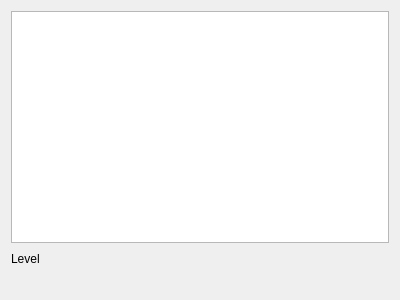
Texas-C/Chromatic-cute, file forms/CPuzzleWidget.ui: the form before one commit.
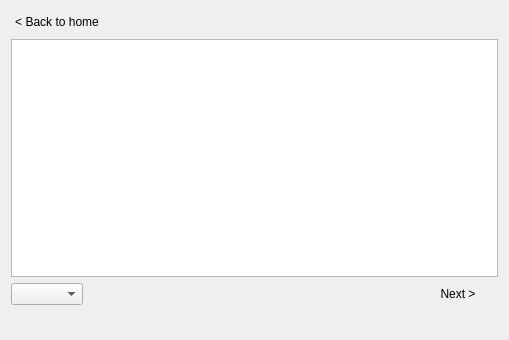
The form after the commit.

What changed in the file:
```diff
--- a/forms/CPuzzleWidget.ui
+++ b/forms/CPuzzleWidget.ui
@@ -6,8 +6,8 @@
    <rect>
     <x>0</x>
     <y>0</y>
-    <width>400</width>
-    <height>300</height>
+    <width>509</width>
+    <height>340</height>
    </rect>
   </property>
   <property name="minimumSize">
@@ -20,14 +20,42 @@
    <string>Form</string>
   </property>
   <layout class="QGridLayout" name="gridLayout">
-   <item row="3" column="0" colspan="3">
+   <property name="bottomMargin">
+    <number>9</number>
+   </property>
+   <property name="spacing">
+    <number>6</number>
+   </property>
+   <item row="3" column="0">
     <widget class="QLabel" name="m_puzzle_name_label">
+     <property name="font">
+      <font>
+       <family>Noto Sans</family>
+       <pointsize>8</pointsize>
+       <weight>50</weight>
+       <italic>false</italic>
+       <bold>false</bold>
+      </font>
+     </property>
+     <property name="styleSheet">
+      <string notr="true">font: 8pt &quot;Noto Sans&quot;; color: rgb(176, 176, 176);</string>
+     </property>
      <property name="text">
       <string/>
      </property>
     </widget>
    </item>
-   <item row="1" column="0" colspan="3">
+   <item row="0" column="0" colspan="2" alignment="Qt::AlignLeft">
+    <widget class="QPushButton" name="m_back_button">
+     <property name="text">
+      <string>&lt; Back to home</string>
+     </property>
+     <property name="flat">
+      <bool>true</bool>
+     </property>
+    </widget>
+   </item>
+   <item row="1" column="0" colspan="6">
     <widget class="QGraphicsView" name="m_puzzle_view">
      <property name="verticalScrollBarPolicy">
       <enum>Qt::ScrollBarAlwaysOff</enum>
@@ -61,31 +89,66 @@
      </property>
     </widget>
    </item>
-   <item row="2" column="2">
-    <spacer name="horizontalSpacer">
-     <property name="orientation">
-      <enum>Qt::Horizontal</enum>
-     </property>
-     <property name="sizeHint" stdset="0">
-      <size>
-       <width>40</width>
-       <height>20</height>
-      </size>
-     </property>
-    </spacer>
-   </item>
    <item row="2" column="0">
-    <widget class="QLabel" name="label">
+    <widget class="QComboBox" name="m_level_list"/>
+   </item>
+   <item row="2" column="5">
+    <widget class="QPushButton" name="m_next_button">
      <property name="text">
-      <string>Level</string>
+      <string>Next &gt;</string>
+     </property>
+     <property name="flat">
+      <bool>true</bool>
      </property>
     </widget>
    </item>
+   <item row="2" column="4">
+    <spacer name="horizontalSpacer_2">
+     <property name="orientation">
+      <enum>Qt::Horizontal</enum>
+     </property>
+     <property name="sizeHint" stdset="0">
+      <size>
+       <width>40</width>
+       <height>20</height>
+      </size>
+     </property>
+    </spacer>
+   </item>
+   <item row="3" column="1">
+    <spacer name="horizontalSpacer_3">
+     <property name="orientation">
+      <enum>Qt::Horizontal</enum>
+     </property>
+     <property name="sizeHint" stdset="0">
+      <size>
+       <width>40</width>
+       <height>20</height>
+      </size>
+     </property>
+    </spacer>
+   </item>
    <item row="2" column="1">
-    <widget class="QLabel" name="m_level_label">
+    <spacer name="horizontalSpacer">
+     <property name="orientation">
+      <enum>Qt::Horizontal</enum>
+     </property>
+     <property name="sizeHint" stdset="0">
+      <size>
+       <width>40</width>
+       <height>20</height>
+      </size>
+     </property>
+    </spacer>
+   </item>
+   <item row="2" column="2" colspan="2">
+    <widget class="QLabel" name="m_puzzle_status">
      <property name="text">
       <string/>
      </property>
+     <property name="alignment">
+      <set>Qt::AlignCenter</set>
+     </property>
     </widget>
    </item>
   </layout>
```
Left out of the diff: 5 changed lines with no effect on the pictures.
